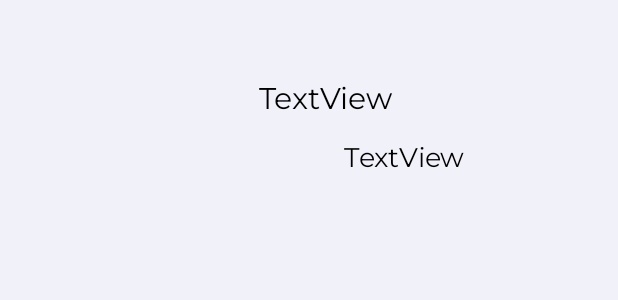
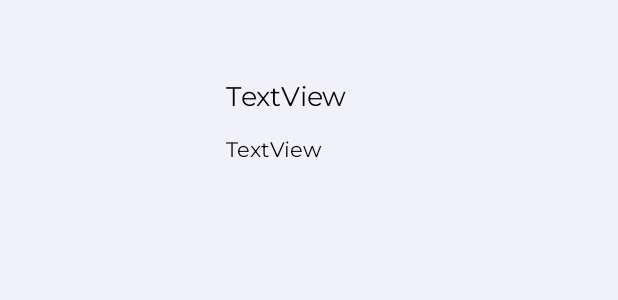
Before and after one commit to eshankd/GetPet, an Android app: the layout notifications_layout.xml on its own in the app's theme, with its tools: preview values and no code run, on a phone screen of 412 x 824 dp. Shown: the top 300 px of the screen. Run offline under Robolectric (Android 15) with nearby library versions, the phone set to English and light mode, and no system bars; Roboto replaces fonts that are not available here.

Commit message:
Minor UI Changes

```diff
--- a/app/src/main/res/layout/activity_storyboard.xml
+++ b/app/src/main/res/layout/activity_storyboard.xml
@@ -49,8 +49,9 @@
     <ListView
         android:id="@+id/storyboardList"
         android:layout_width="match_parent"
-        android:layout_height="670dp"
+        android:layout_height="710dp"
         app:layout_constraintEnd_toEndOf="parent"
+        app:layout_constraintHorizontal_bias="0.0"
         app:layout_constraintStart_toStartOf="parent"
         app:layout_constraintTop_toBottomOf="@+id/textView4">
 
--- a/app/src/main/res/layout/notifications_layout.xml
+++ b/app/src/main/res/layout/notifications_layout.xml
@@ -12,33 +12,34 @@
         android:layout_height="wrap_content"
         android:layout_marginStart="15dp"
         android:layout_marginTop="40dp"
+        android:layout_marginEnd="10dp"
         android:layout_marginBottom="40dp"
         android:fontFamily="@font/montserrat"
         android:text="TextView"
         android:textColor="#000000"
-        android:textSize="20sp"
+        android:textSize="18sp"
         app:layout_constraintBottom_toBottomOf="parent"
         app:layout_constraintEnd_toEndOf="parent"
-        app:layout_constraintHorizontal_bias="0.127"
+        app:layout_constraintHorizontal_bias="0"
         app:layout_constraintStart_toEndOf="@+id/notifPic"
         app:layout_constraintTop_toTopOf="parent"
         app:layout_constraintVertical_bias="0.018" />
 
     <TextView
         android:id="@+id/notification"
-        android:layout_width="wrap_content"
-        android:layout_height="wrap_content"
+        android:layout_width="172dp"
+        android:layout_height="77dp"
         android:layout_marginStart="15dp"
         android:layout_marginTop="10dp"
-        android:layout_marginEnd="16dp"
+        android:layout_marginEnd="10dp"
         android:layout_marginBottom="15dp"
         android:fontFamily="@font/montserrat"
         android:text="TextView"
         android:textColor="#000000"
-        android:textSize="18sp"
+        android:textSize="14sp"
         app:layout_constraintBottom_toBottomOf="parent"
         app:layout_constraintEnd_toEndOf="parent"
-        app:layout_constraintHorizontal_bias="0.479"
+        app:layout_constraintHorizontal_bias="0"
         app:layout_constraintStart_toEndOf="@+id/notifPic"
         app:layout_constraintTop_toBottomOf="@+id/fromUser"
         app:layout_constraintVertical_bias="0.002" />
--- a/app/src/main/res/layout/storyboard_layout.xml
+++ b/app/src/main/res/layout/storyboard_layout.xml
@@ -30,6 +30,7 @@
         android:layout_marginTop="16dp"
         android:fontFamily="@font/rubik"
         android:textColor="#000000"
+        android:textSize="14sp"
         app:layout_constraintStart_toEndOf="@+id/postImage"
         app:layout_constraintTop_toBottomOf="@+id/userName" />
 
```
